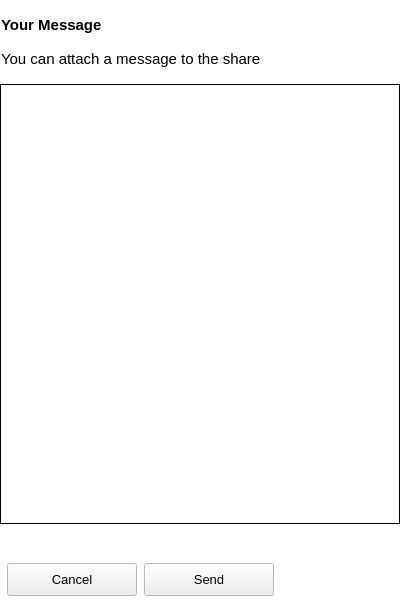
Old version of the form src/gui/shareusermessagewidget.ui in the repository nextmcloud/desktop.
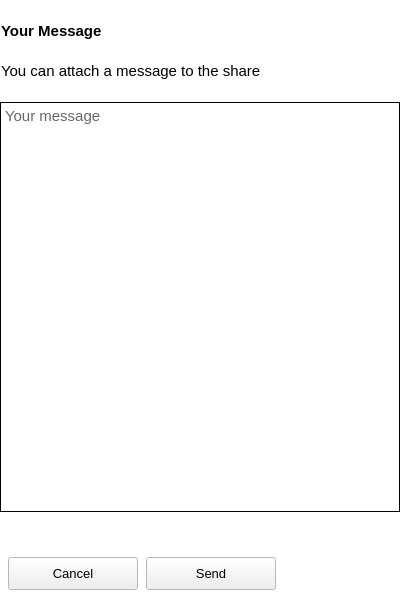
New version of the form.

What changed in the file:
```diff
--- a/src/gui/shareusermessagewidget.ui
+++ b/src/gui/shareusermessagewidget.ui
@@ -6,7 +6,7 @@
    <rect>
     <x>0</x>
     <y>0</y>
-    <width>407</width>
+    <width>410</width>
     <height>615</height>
    </rect>
   </property>
@@ -16,6 +16,12 @@
     <verstretch>0</verstretch>
    </sizepolicy>
   </property>
+  <property name="minimumSize">
+   <size>
+    <width>0</width>
+    <height>615</height>
+   </size>
+  </property>
   <property name="palette">
    <palette>
     <active>
@@ -233,7 +239,7 @@
      <property name="minimumSize">
       <size>
        <width>400</width>
-       <height>440</height>
+       <height>410</height>
       </size>
      </property>
      <property name="palette">
@@ -437,7 +443,7 @@
 &lt;html&gt;&lt;head&gt;&lt;meta name=&quot;qrichtext&quot; content=&quot;1&quot; /&gt;&lt;style type=&quot;text/css&quot;&gt;
 p, li { white-space: pre-wrap; }
 &lt;/style&gt;&lt;/head&gt;&lt;body style=&quot; font-family:'Segoe UI','Segoe UI'; font-size:11pt; font-weight:400; font-style:normal;&quot;&gt;
-&lt;p style=&quot; margin-top:12px; margin-bottom:12px; margin-left:0px; margin-right:0px; -qt-block-indent:0; text-indent:0px;&quot;&gt;&lt;span style=&quot; font-family:'Segoe UI';&quot;&gt;&lt;br /&gt;&lt;/span&gt;&lt;/p&gt;&lt;/body&gt;&lt;/html&gt;</string>
+&lt;p style=&quot; margin-top:12px; margin-bottom:12px; margin-left:0px; margin-right:0px; -qt-block-indent:0; text-indent:0px;&quot;&gt;&lt;span style=&quot; font-family:'Segoe UI'; color:#666666;&quot;&gt;Your message&lt;/span&gt;&lt;/p&gt;&lt;/body&gt;&lt;/html&gt;</string>
      </property>
     </widget>
    </item>
```
